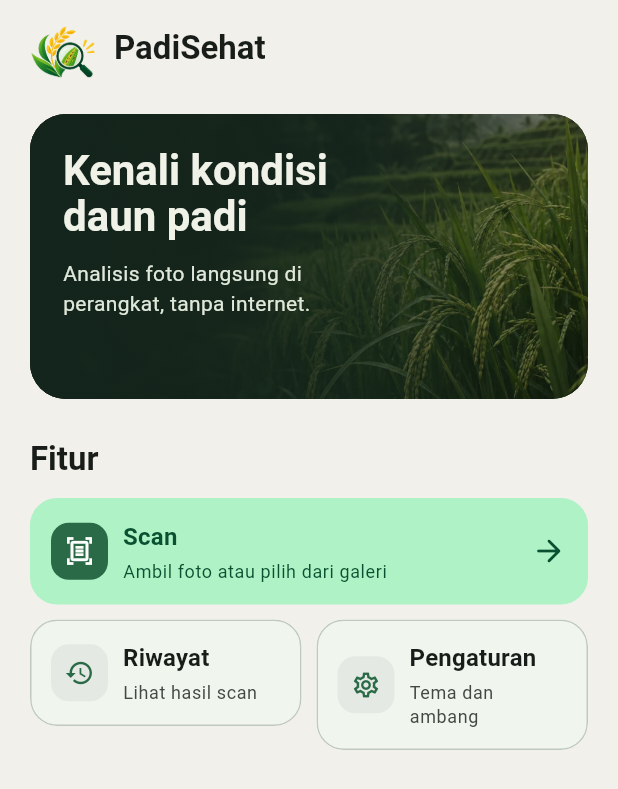
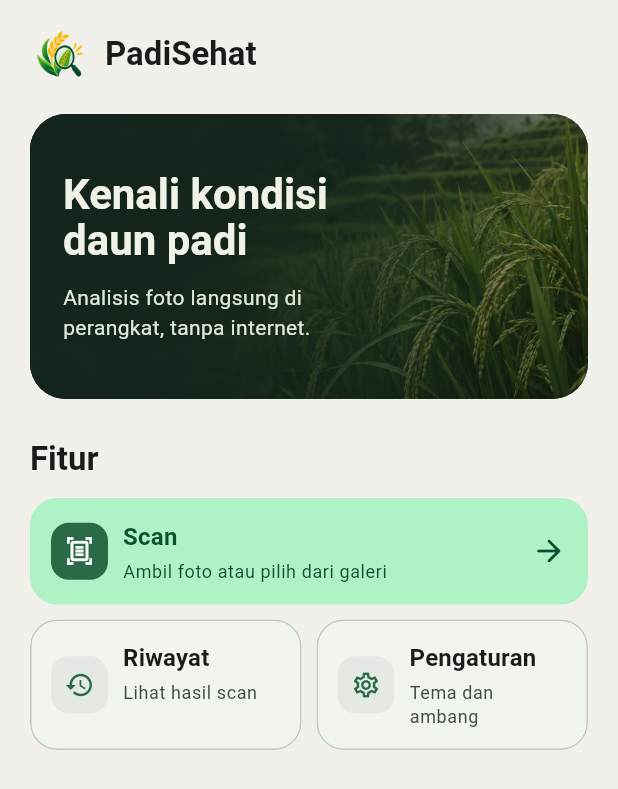
Before and after one commit to DanielSinaga2/pdp, a Flutter app: the screen it shows after launch, on a phone screen of 412 x 824 dp. Shown: the top 789 px of the screen. Run offline on Flutter 3.47's test engine with Material 3 defaults, Android fonts, the phone set to English and light mode, and no system bars; our stand-ins replace camera, drift, flutter_bloc, get_it, image_picker, material_ui and 1 more; missing offline and left inert: flutter_litert; accounts and stored records are empty.

Commit message:
Use a transparent Android splash logo and align the home layout

```diff
--- a/lib/features/scan/presentation/landing_page.dart
+++ b/lib/features/scan/presentation/landing_page.dart
@@ -1,3 +1,4 @@
+import 'package:flutter/services.dart' show SystemUiOverlayStyle;
 import 'package:material_ui/material_ui.dart';
 
 class LandingPage extends StatelessWidget {
@@ -10,48 +11,42 @@ class LandingPage extends StatelessWidget {
   @override
   Widget build(BuildContext context) {
     final theme = Theme.of(context);
-    final colors = theme.colorScheme;
 
-    return Scaffold(
-      appBar: AppBar(
-        toolbarHeight: 64,
-        leadingWidth: 64,
-        leading: Padding(
-          padding: const EdgeInsets.fromLTRB(20, 10, 0, 10),
-          child: FittedBox(
-            child: ClipRect(
-              child: Align(
-                alignment: Alignment.topCenter,
-                // The transparent logo includes a wordmark under the symbol.
-                widthFactor: 0.65,
-                heightFactor: 0.64,
-                child: Image.asset(
-                  'assets/branding/padisehat_logo.png',
-                  key: const Key('padisehat-logo'),
-                  width: 210,
-                  height: 192,
-                  cacheWidth: 210,
-                  excludeFromSemantics: true,
-                ),
-              ),
-            ),
-          ),
-        ),
-        title: const Text(
-          'PadiSehat',
-          style: TextStyle(fontWeight: FontWeight.w700),
-        ),
-        titleSpacing: 12,
-        backgroundColor: colors.surface,
-        scrolledUnderElevation: 0,
-      ),
+    final overlays = theme.brightness == Brightness.dark
+        ? SystemUiOverlayStyle.light
+        : SystemUiOverlayStyle.dark;
+
+    return AnnotatedRegion<SystemUiOverlayStyle>(
+      value: overlays.copyWith(statusBarColor: Colors.transparent),
+      child: Scaffold(
         body: SafeArea(
           child: Center(
             child: ConstrainedBox(
               constraints: const BoxConstraints(maxWidth: 580),
               child: ListView(
-              padding: const EdgeInsets.fromLTRB(20, 12, 20, 24),
+                padding: const EdgeInsets.fromLTRB(20, 16, 20, 24),
                 children: [
+                  Row(
+                    children: [
+                      Image.asset(
+                        'assets/branding/padisehat_symbol.png',
+                        key: const Key('padisehat-logo'),
+                        width: 40,
+                        height: 40,
+                        excludeFromSemantics: true,
+                      ),
+                      const SizedBox(width: 10),
+                      Expanded(
+                        child: Text(
+                          'PadiSehat',
+                          style: theme.textTheme.titleLarge?.copyWith(
+                            fontWeight: FontWeight.w700,
+                          ),
+                        ),
+                      ),
+                    ],
+                  ),
+                  const SizedBox(height: 20),
                   const _RiceFieldHero(),
                   const SizedBox(height: 26),
                   Text(
@@ -71,6 +66,7 @@ class LandingPage extends StatelessWidget {
                   const SizedBox(height: 10),
                   const _SecondaryFeatures(),
                 ],
+              ),
             ),
           ),
         ),
@@ -120,6 +116,7 @@ class _RiceFieldHero extends StatelessWidget {
                 padding: const EdgeInsets.all(22),
                 child: Column(
                   mainAxisSize: MainAxisSize.min,
+                  mainAxisAlignment: MainAxisAlignment.center,
                   crossAxisAlignment: CrossAxisAlignment.start,
                   children: [
                     Text(
@@ -163,33 +160,35 @@ class _SecondaryFeatures extends StatelessWidget {
         final stack =
             constraints.maxWidth < 304 ||
             MediaQuery.textScalerOf(context).scale(14) > 18;
-        final width = stack
-            ? constraints.maxWidth
-            : (constraints.maxWidth - gap) / 2;
-
-        return Wrap(
-          spacing: gap,
-          runSpacing: gap,
-          children: [
-            SizedBox(
-              width: width,
-              child: const _FeatureCard(
+        const history = _FeatureCard(
           label: 'Riwayat',
           description: 'Lihat hasil scan',
           icon: Icons.history,
           route: LandingPage.historyRoute,
-              ),
-            ),
-            SizedBox(
-              width: width,
-              child: const _FeatureCard(
+        );
+        const settings = _FeatureCard(
           label: 'Pengaturan',
           description: 'Tema dan ambang',
           icon: Icons.settings_outlined,
           route: LandingPage.settingsRoute,
+        );
+
+        if (stack) {
+          return const Column(
+            crossAxisAlignment: CrossAxisAlignment.stretch,
+            children: [history, SizedBox(height: gap), settings],
+          );
+        }
+
+        return const IntrinsicHeight(
+          child: Row(
+            crossAxisAlignment: CrossAxisAlignment.stretch,
+            children: [
+              Expanded(child: history),
+              SizedBox(width: gap),
+              Expanded(child: settings),
+            ],
           ),
-            ),
-          ],
         );
       },
     );
```
Also changed, not shown: assets/branding/padisehat_symbol.png (added), 7 other files. Lines whose indentation alone changed are shown as unchanged.
